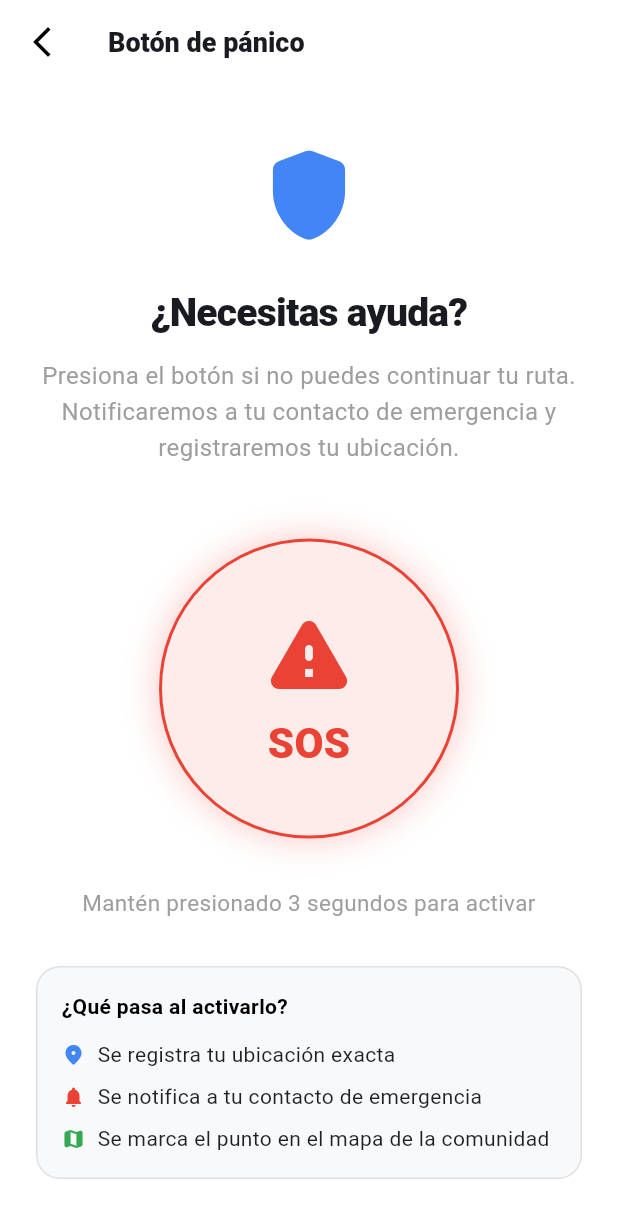
After one commit to JenniferMC26/HACKAFOX-SBR---2026, a Flutter app: the NavigationScreen screen opened by its route, after a tap on "Botón de pánico", on a phone screen of 412 x 824 dp. The commit adds this screen. Shown: the top 1218 px of the screen. Run offline on Flutter 3.47's test engine with Material 3 defaults, Android fonts, the phone set to English and light mode, and no system bars.

Commit message:
feat: implementar botón de pánico con cuenta regresiva y pantalla de emergencia

```diff
--- /dev/null
+++ b/camino_front/lib/features/emergency/screens/panic_screen.dart
@@ -0,0 +1,420 @@
+import 'package:flutter/material.dart';
+import 'package:camino_front/features/routing/screens/starting_screen.dart';
+
+class PanicScreen extends StatefulWidget {
+  const PanicScreen({super.key});
+
+  @override
+  State<PanicScreen> createState() => _PanicScreenState();
+}
+
+class _PanicScreenState extends State<PanicScreen> {
+  bool _isActivated = false;
+  bool _isCounting = false;
+  int _countdown = 3;
+
+  void _startCountdown() {
+    if (_isCounting) return;
+    setState(() {
+      _isCounting = true;
+      _countdown = 3;
+    });
+    _runCountdown();
+  }
+
+  Future<void> _runCountdown() async {
+    for (int i = 3; i > 0; i--) {
+      await Future.delayed(const Duration(seconds: 1));
+      if (!mounted || !_isCounting) return;
+      setState(() => _countdown = i - 1);
+    }
+    if (!mounted || !_isCounting) return;
+    setState(() {
+      _isActivated = true;
+      _isCounting = false;
+    });
+  }
+
+  void _cancelCountdown() {
+    if (_isCounting) {
+      setState(() {
+        _isCounting = false;
+        _countdown = 3;
+      });
+    }
+  }
+
+  String _getCurrentTime() {
+    final now = DateTime.now();
+    final hour = now.hour.toString().padLeft(2, '0');
+    final min = now.minute.toString().padLeft(2, '0');
+    return '$hour:$min';
+  }
+
+  Widget _buildInfoRow(IconData icon, String text, Color color) {
+    return Row(
+      children: [
+        Icon(icon, color: color, size: 16),
+        const SizedBox(width: 8),
+        Expanded(
+          child: Text(
+            text,
+            style: const TextStyle(fontSize: 14, color: Colors.black87),
+          ),
+        ),
+      ],
+    );
+  }
+
+  Widget _buildConfirmRow(IconData icon, String label, String value) {
+    return Row(
+      children: [
+        Icon(icon, color: const Color(0xFF34A853), size: 16),
+        const SizedBox(width: 8),
+        Text(
+          label,
+          style: const TextStyle(fontSize: 14, color: Colors.grey),
+        ),
+        const Spacer(),
+        Text(
+          value,
+          style: const TextStyle(
+            fontSize: 14,
+            fontWeight: FontWeight.w700,
+            color: Colors.black87,
+          ),
+        ),
+      ],
+    );
+  }
+
+  @override
+  Widget build(BuildContext context) {
+    return Scaffold(
+      backgroundColor: Colors.white,
+      appBar: AppBar(
+        backgroundColor: Colors.white,
+        elevation: 0,
+        scrolledUnderElevation: 0,
+        leading: IconButton(
+          icon: const Icon(Icons.arrow_back_ios_new, color: Colors.black),
+          onPressed: () => Navigator.pop(context),
+        ),
+        title: const Text(
+          'Botón de pánico',
+          style: TextStyle(fontSize: 18, fontWeight: FontWeight.w800),
+        ),
+      ),
+      body: SafeArea(
+        child: Padding(
+          padding: const EdgeInsets.symmetric(horizontal: 24, vertical: 24),
+          child: LayoutBuilder(
+            builder: (context, constraints) => Center(
+              child: ConstrainedBox(
+                constraints: const BoxConstraints(maxWidth: 480),
+                child: SingleChildScrollView(
+                  child: Column(
+                    mainAxisAlignment: MainAxisAlignment.center,
+                    crossAxisAlignment: CrossAxisAlignment.center,
+                    children: [
+                      // SECCIÓN: Estado normal
+                      if (!_isActivated) ...[
+                        const Icon(
+                          Icons.shield_rounded,
+                          size: 72,
+                          color: Color(0xFF4285F4),
+                        ),
+                        const SizedBox(height: 24),
+                        const Text(
+                          '¿Necesitas ayuda?',
+                          style: TextStyle(
+                            fontSize: 26,
+                            fontWeight: FontWeight.w900,
+                            letterSpacing: -0.5,
+                          ),
+                          textAlign: TextAlign.center,
+                        ),
+                        const SizedBox(height: 12),
+                        const Text(
+                          'Presiona el botón si no puedes continuar tu ruta. Notificaremos a tu contacto de emergencia y registraremos tu ubicación.',
+                          style: TextStyle(
+                            fontSize: 16,
+                            color: Colors.grey,
+                            height: 1.5,
+                          ),
+                          textAlign: TextAlign.center,
+                        ),
+                        const SizedBox(height: 48),
+
+                        // Botón SOS principal
+                        Semantics(
+                          button: true,
+                          label: 'Activar botón de pánico y alertar contacto de emergencia',
+                          child: GestureDetector(
+                            onTap: _startCountdown,
+                            onTapCancel: _cancelCountdown,
+                            onTapUp: (_) {
+                              if (!_isActivated) _cancelCountdown();
+                            },
+                            child: AnimatedContainer(
+                              duration: const Duration(milliseconds: 300),
+                              width: 200,
+                              height: 200,
+                              decoration: BoxDecoration(
+                                color: _isCounting
+                                    ? const Color(0xFFEA4335)
+                                    : const Color(0xFFFDECEA),
+                                shape: BoxShape.circle,
+                                border: Border.all(
+                                  color: const Color(0xFFEA4335),
+                                  width: _isCounting ? 4 : 2,
+                                ),
+                                boxShadow: [
+                                  BoxShadow(
+                                    color: const Color(0xFFEA4335)
+                                        .withValues(alpha: 0.3),
+                                    blurRadius: _isCounting ? 40 : 20,
+                                    spreadRadius: _isCounting ? 8 : 0,
+                                  ),
+                                ],
+                              ),
+                              child: Column(
+                                mainAxisAlignment: MainAxisAlignment.center,
+                                children: [
+                                  Icon(
+                                    Icons.warning_rounded,
+                                    size: 64,
+                                    color: _isCounting
+                                        ? Colors.white
+                                        : const Color(0xFFEA4335),
+                                  ),
+                                  const SizedBox(height: 8),
+                                  Text(
+                                    _isCounting
+                                        ? '$_countdown'
+                                        : 'SOS',
+                                    style: TextStyle(
+                                      fontSize: _isCounting ? 40 : 28,
+                                      fontWeight: FontWeight.w900,
+                                      color: _isCounting
+                                          ? Colors.white
+                                          : const Color(0xFFEA4335),
+                                    ),
+                                  ),
+                                ],
+                              ),
+                            ),
+                          ),
+                        ),
+                        const SizedBox(height: 32),
+
+                        if (_isCounting)
+                          Text(
+                            'Suelta para cancelar — activando en $_countdown...',
+                            style: const TextStyle(
+                              fontSize: 15,
+                              color: Color(0xFFEA4335),
+                              fontWeight: FontWeight.w600,
+                            ),
+                            textAlign: TextAlign.center,
+                          )
+                        else
+                          const Text(
+                            'Mantén presionado 3 segundos para activar',
+                            style: TextStyle(
+                              fontSize: 15,
+                              color: Colors.grey,
+                            ),
+                            textAlign: TextAlign.center,
+                          ),
+                        const SizedBox(height: 32),
+
+                        // SECCIÓN: Card informativa
+                        Container(
+                          width: double.infinity,
+                          padding: const EdgeInsets.all(16),
+                          decoration: BoxDecoration(
+                            color: const Color(0xFFF8F9FA),
+                            borderRadius: BorderRadius.circular(16),
+                            border: Border.all(
+                              color: const Color(0xFFE0E0E0),
+                              width: 1,
+                            ),
+                          ),
+                          child: Column(
+                            crossAxisAlignment: CrossAxisAlignment.start,
+                            children: [
+                              const Text(
+                                '¿Qué pasa al activarlo?',
+                                style: TextStyle(
+                                  fontSize: 14,
+                                  fontWeight: FontWeight.w700,
+                                  color: Colors.black,
+                                ),
+                              ),
+                              const SizedBox(height: 12),
+                              _buildInfoRow(
+                                Icons.location_on_rounded,
+                                'Se registra tu ubicación exacta',
+                                const Color(0xFF4285F4),
+                              ),
+                              const SizedBox(height: 8),
+                              _buildInfoRow(
+                                Icons.notifications_rounded,
+                                'Se notifica a tu contacto de emergencia',
+                                const Color(0xFFEA4335),
+                              ),
+                              const SizedBox(height: 8),
+                              _buildInfoRow(
+                                Icons.map_rounded,
+                                'Se marca el punto en el mapa de la comunidad',
+                                const Color(0xFF34A853),
+                              ),
+                            ],
+                          ),
+                        ),
+                      ],
+
+                      // SECCIÓN: Estado activado
+                      if (_isActivated) ...[
+                        AnimatedContainer(
+                          duration: const Duration(milliseconds: 500),
+                          width: 120,
+                          height: 120,
+                          decoration: const BoxDecoration(
+                            color: Color(0xFFE6F4EA),
+                            shape: BoxShape.circle,
+                          ),
+                          child: const Icon(
+                            Icons.check_rounded,
+                            size: 64,
+                            color: Color(0xFF34A853),
+                          ),
+                        ),
+                        const SizedBox(height: 32),
+                        const Text(
+                          'Alerta enviada',
+                          style: TextStyle(
+                            fontSize: 26,
+                            fontWeight: FontWeight.w900,
+                            letterSpacing: -0.5,
+                          ),
+                          textAlign: TextAlign.center,
+                        ),
+                        const SizedBox(height: 12),
+                        const Text(
+                          'Tu contacto de emergencia fue notificado y tu ubicación fue registrada. El equipo de PASO está al tanto.',
+                          style: TextStyle(
+                            fontSize: 16,
+                            color: Colors.grey,
+                            height: 1.5,
+                          ),
+                          textAlign: TextAlign.center,
+                        ),
+                        const SizedBox(height: 32),
+
+                        // SECCIÓN: Card de confirmación
+                        Container(
+                          width: double.infinity,
+                          padding: const EdgeInsets.all(20),
+                          decoration: BoxDecoration(
+                            color: const Color(0xFFE6F4EA),
+                            borderRadius: BorderRadius.circular(16),
+                          ),
+                          child: Column(
+                            children: [
+                              _buildConfirmRow(
+                                Icons.access_time_rounded,
+                                'Hora de alerta',
+                                _getCurrentTime(),
+                              ),
+                              const Divider(
+                                color: Color(0xFFC8E6C9),
+                                height: 24,
+                              ),
+                              _buildConfirmRow(
+                                Icons.location_on_rounded,
+                                'Ubicación',
+                                'Centro, Tijuana',
+                              ),
+                              const Divider(
+                                color: Color(0xFFC8E6C9),
+                                height: 24,
+                              ),
+                              _buildConfirmRow(
+                                Icons.person_rounded,
+                                'Contacto notificado',
+                                'Contacto de emergencia',
+                              ),
+                            ],
+                          ),
+                        ),
+                        const SizedBox(height: 32),
+
+                        // SECCIÓN: Botones post-activación
+                        SizedBox(
+                          width: double.infinity,
+                          height: 56,
+                          child: ElevatedButton.icon(
+                            icon: const Icon(Icons.home_rounded),
+                            label: const Text(
+                              'Volver al inicio',
+                              style: TextStyle(
+                                fontSize: 16,
+                                fontWeight: FontWeight.w700,
+                              ),
+                            ),
+                            style: ElevatedButton.styleFrom(
+                              backgroundColor: const Color(0xFF4285F4),
+                              foregroundColor: Colors.white,
+                              elevation: 0,
+                              shape: RoundedRectangleBorder(
+                                borderRadius: BorderRadius.circular(32),
+                              ),
+                            ),
+                            onPressed: () => Navigator.pushAndRemoveUntil(
+                              context,
+                              MaterialPageRoute(
+                                builder: (_) => const MapScreen(),
+                              ),
+                              (route) => false,
+                            ),
+                          ),
+                        ),
+                        const SizedBox(height: 12),
+                        SizedBox(
+                          width: double.infinity,
+                          height: 48,
+                          child: OutlinedButton.icon(
+                            icon: const Icon(Icons.navigation_rounded),
+                            label: const Text(
+                              'Seguir en mi ruta',
+                              style: TextStyle(
+                                fontSize: 15,
+                                fontWeight: FontWeight.w600,
+                              ),
+                            ),
+                            style: OutlinedButton.styleFrom(
+                              foregroundColor: const Color(0xFF4285F4),
+                              side: const BorderSide(
+                                color: Color(0xFF4285F4),
+                              ),
+                              shape: RoundedRectangleBorder(
+                                borderRadius: BorderRadius.circular(32),
+                              ),
+                            ),
+                            onPressed: () => Navigator.pop(context),
+                          ),
+                        ),
+                      ],
+                    ],
+                  ),
+                ),
+              ),
+            ),
+          ),
+        ),
+      ),
+    );
+  }
+}
--- a/camino_front/lib/features/routing/screens/navigation_screen.dart
+++ b/camino_front/lib/features/routing/screens/navigation_screen.dart
@@ -1,5 +1,6 @@
 import 'package:flutter/material.dart';
 import 'package:camino_front/features/reporting/screens/report_barrier_screen.dart';
+import 'package:camino_front/features/emergency/screens/panic_screen.dart';
 
 class NavigationScreen extends StatefulWidget {
   const NavigationScreen({super.key});
@@ -224,7 +225,10 @@ class _NavigationScreenState extends State<NavigationScreen> {
               child: Container(
                 color: Colors.white,
                 padding: const EdgeInsets.fromLTRB(20, 12, 20, 20),
-                child: Row(
+                child: Column(
+                  mainAxisSize: MainAxisSize.min,
+                  children: [
+                    Row(
                       children: [
                         Expanded(
                           child: Semantics(
@@ -277,6 +281,45 @@ class _NavigationScreenState extends State<NavigationScreen> {
                         ),
                       ],
                     ),
+                    const SizedBox(height: 8),
+                    Semantics(
+                      button: true,
+                      label: 'Activar botón de pánico de emergencia',
+                      child: SizedBox(
+                        width: double.infinity,
+                        height: 52,
+                        child: ElevatedButton.icon(
+                          icon: const Icon(Icons.warning_rounded),
+                          label: const Text(
+                            'Botón de pánico',
+                            style: TextStyle(
+                              fontSize: 16,
+                              fontWeight: FontWeight.w700,
+                            ),
+                          ),
+                          style: ElevatedButton.styleFrom(
+                            backgroundColor: const Color(0xFFFDECEA),
+                            foregroundColor: const Color(0xFFEA4335),
+                            elevation: 0,
+                            side: const BorderSide(
+                              color: Color(0xFFEA4335),
+                              width: 1.5,
+                            ),
+                            shape: RoundedRectangleBorder(
+                              borderRadius: BorderRadius.circular(32),
+                            ),
+                          ),
+                          onPressed: () => Navigator.push(
+                            context,
+                            MaterialPageRoute(
+                              builder: (_) => const PanicScreen(),
+                            ),
+                          ),
+                        ),
+                      ),
+                    ),
+                  ],
+                ),
               ),
             ),
           ),
--- a/camino_front/lib/shared/constants/app_routes.dart
+++ b/camino_front/lib/shared/constants/app_routes.dart
@@ -2,6 +2,7 @@ import 'package:flutter/material.dart';
 import 'package:camino_front/features/auth/screens/login_screen.dart';
 import 'package:camino_front/features/auth/screens/register_screen.dart';
 import 'package:camino_front/features/auth/screens/onboarding_mobility_screen.dart';
+import 'package:camino_front/features/emergency/screens/panic_screen.dart';
 import 'package:camino_front/features/routing/screens/starting_screen.dart';
 import 'package:camino_front/features/routing/screens/route_details_screen.dart';
 import 'package:camino_front/features/routing/screens/navigation_screen.dart';
@@ -13,6 +14,7 @@ class AppRoutes {
   static const login               = '/login';
   static const register            = '/register';
   static const onboardingMobility  = '/onboarding-mobility';
+  static const panic               = '/panic';
   static const home                = '/';
   static const routeDetails        = '/route-details';
   static const navigation          = '/navigation';
@@ -23,6 +25,7 @@ class AppRoutes {
     login:              (_) => const LoginScreen(),
     register:           (_) => const RegisterScreen(),
     onboardingMobility: (_) => const OnboardingMobilityScreen(),
+    panic:              (_) => const PanicScreen(),
     home:               (_) => const MapScreen(),
     routeDetails:     (_) => const RouteDetailsScreen(),
     navigation:       (_) => const NavigationScreen(),
```
Lines whose indentation alone changed are shown as unchanged.
